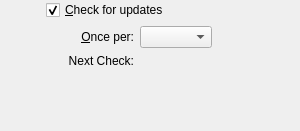
jljuxgm/vboxgit, file vbox/src/VBox/Frontends/VirtualBox/ui/VBoxGLSettingsUpdate.ui: the form before one commit.
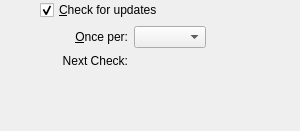
The form after the commit.

Commit message:
commit_18106 ------------------------------------------------------------------------ r18106 | vboxsync | 2009-03-20 18:42:19 +0800 (Fri, 20 Mar 2009) | 1 line
FE/Qt4: Little Global Settings / Update page layout fix.
------------------------------------------------------------------------

Diff of the .ui file:
```diff
--- a/vbox/src/VBox/Frontends/VirtualBox/ui/VBoxGLSettingsUpdate.ui
+++ b/vbox/src/VBox/Frontends/VirtualBox/ui/VBoxGLSettingsUpdate.ui
@@ -52,7 +52,7 @@
      </property>
     </widget>
    </item>
-   <item rowspan="3" row="0" column="0" >
+   <item row="0" column="0" >
     <spacer>
      <property name="orientation" >
       <enum>Qt::Horizontal</enum>
@@ -68,7 +68,7 @@
      </property>
     </spacer>
    </item>
-   <item row="1" column="1" >
+   <item row="1" column="1" rowspan="2" >
     <spacer>
      <property name="orientation" >
       <enum>Qt::Horizontal</enum>
@@ -117,22 +117,6 @@
      </property>
     </spacer>
    </item>
-   <item row="2" column="1" >
-    <spacer>
-     <property name="orientation" >
-      <enum>Qt::Horizontal</enum>
-     </property>
-     <property name="sizeType" >
-      <enum>QSizePolicy::Fixed</enum>
-     </property>
-     <property name="sizeHint" >
-      <size>
-       <width>16</width>
-       <height>0</height>
-      </size>
-     </property>
-    </spacer>
-   </item>
    <item row="2" column="2" >
     <widget class="QLabel" name="mLbDate" >
      <property name="sizePolicy" >
@@ -159,7 +143,7 @@
      </property>
     </widget>
    </item>
-   <item row="3" column="0" colspan="5" >
+   <item row="3" column="1" colspan="4" >
     <spacer>
      <property name="orientation" >
       <enum>Qt::Vertical</enum>
```
